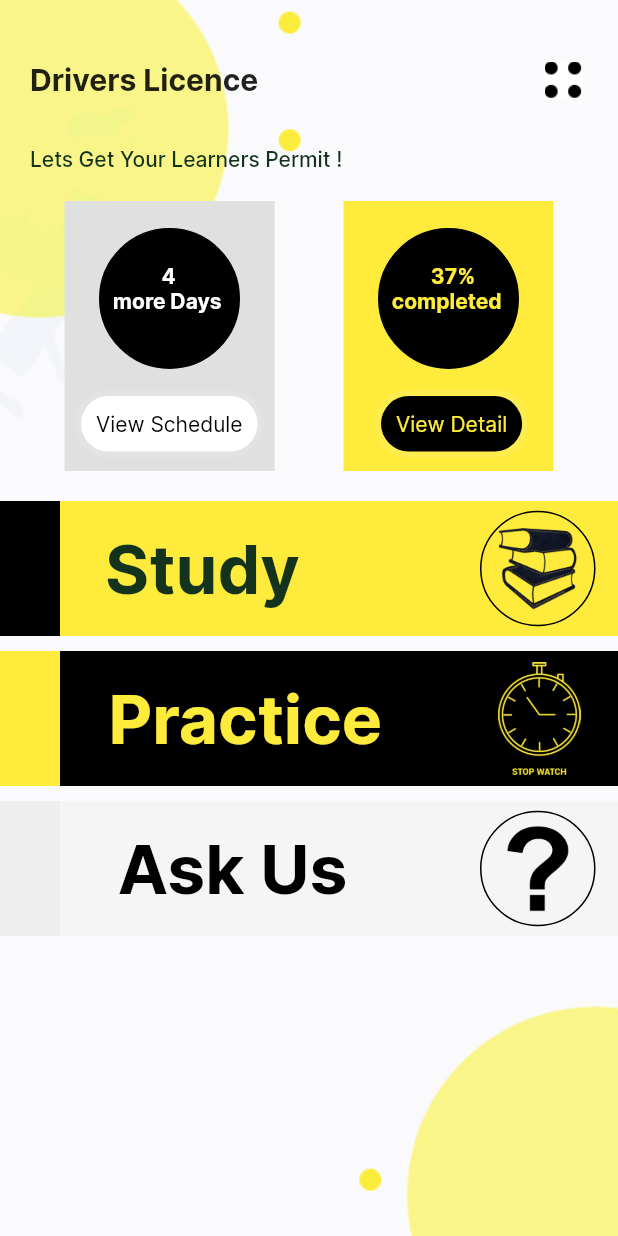
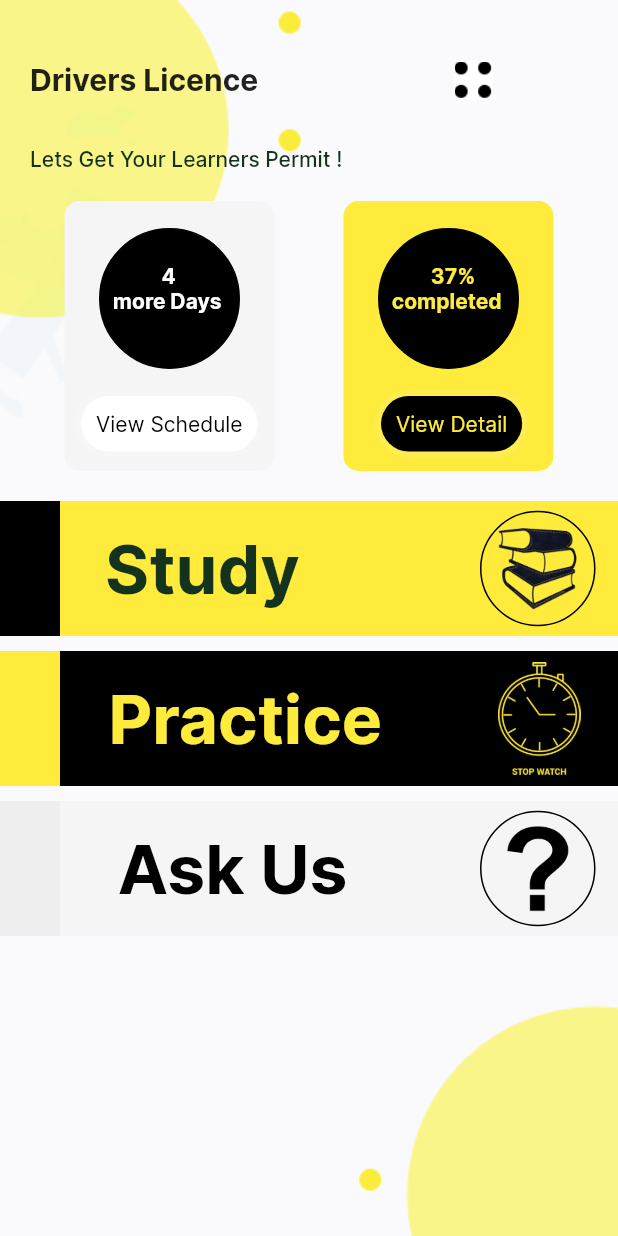
Before and after one commit to adheebshafik/Srilanka_Driving_Exam_App, a Flutter app: the screen it shows after launch, on a phone screen of 412 x 824 dp. Run offline on Flutter 3.47's test engine with Material 2 defaults, Android fonts, the light colour scheme and no system bars; our stand-ins replace flutter_calendar_carousel, flutter_svg.

Commit message:
Dashboard widget rounded corners

```diff
--- a/lib/main.dart
+++ b/lib/main.dart
@@ -1,6 +1,6 @@
 import 'package:Srilanka_Driving_Exam_App/screens/askus_screen.dart';
 import 'package:Srilanka_Driving_Exam_App/screens/dashboard_screen.dart';
-import 'package:Srilanka_Driving_Exam_App/screens/language_selection.dart';
+import 'package:Srilanka_Driving_Exam_App/screens/language_selection_screen.dart';
 import 'package:Srilanka_Driving_Exam_App/screens/practice_screen.dart';
 import 'package:Srilanka_Driving_Exam_App/screens/question_info_screen.dart';
 import 'package:Srilanka_Driving_Exam_App/screens/study_screen.dart';
--- a/lib/screens/dashboard_screen.dart
+++ b/lib/screens/dashboard_screen.dart
@@ -45,7 +45,10 @@ class DashboardScreen extends StatelessWidget {
                       width: 140,
                       height: 180,
                       margin: EdgeInsets.only(left: 30),
-                      color: Colors.grey[300],
+                      decoration: BoxDecoration(
+                        borderRadius: BorderRadius.circular(10),
+                        color: Colors.grey[100],
+                      ),
                       child: Container(
                         margin: EdgeInsets.fromLTRB(23, 0, 23, 50),
                         decoration: BoxDecoration(
@@ -96,7 +99,9 @@ class DashboardScreen extends StatelessWidget {
                       width: 140,
                       height: 180,
                       margin: EdgeInsets.only(right: 30),
-                      color: Theme.of(context).primaryColor,
+                      decoration: BoxDecoration(
+                          color: Theme.of(context).primaryColor,
+                          borderRadius: BorderRadius.circular(10)),
                       child: Container(
                         margin: EdgeInsets.fromLTRB(23, 0, 23, 50),
                         decoration: BoxDecoration(
--- a/lib/screens/language_selection.dart
+++ b/lib/screens/language_selection_screen.dart
@@ -76,6 +76,7 @@ class LanguageSelection extends StatelessWidget {
                             fit: BoxFit.fill,
                           ),
                         ),
+                        Padding(padding: EdgeInsets.only(bottom: 30))
                       ],
                     ))
               ],
--- a/lib/widgets/header.dart
+++ b/lib/widgets/header.dart
@@ -1,4 +1,4 @@
-import 'package:Srilanka_Driving_Exam_App/screens/language_selection.dart';
+import 'package:Srilanka_Driving_Exam_App/screens/language_selection_screen.dart';
 import 'package:flutter/material.dart';
 
 class Header extends StatelessWidget {
@@ -21,7 +21,7 @@ class Header extends StatelessWidget {
           onTap: () =>
               Navigator.of(context).pushNamed(LanguageSelection.routeName),
           child: Container(
-            margin: EdgeInsets.only(left: 190, top: 40),
+            margin: EdgeInsets.only(left: 130, top: 40),
             //image decoration
             decoration: BoxDecoration(
                 border: Border.all(color: Colors.white),
```
